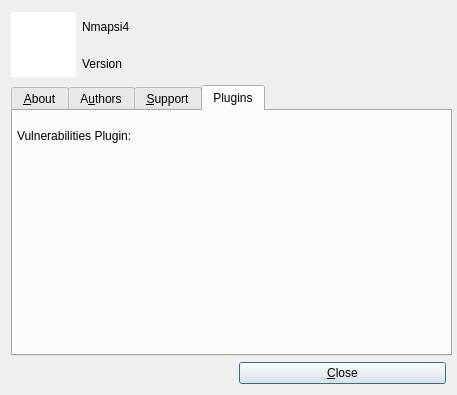
Before: the Qt Designer form lib/about/about.ui in nmapsi4/nmapsi4, drawn with Qt 5.
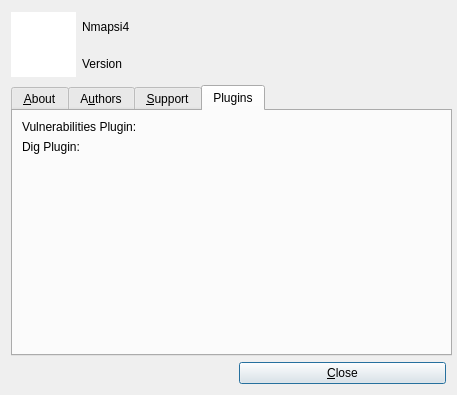
After: the same form once the commit is applied. The open tabs and pages were chosen to show the change. Icons and pictures are not drawn.

Commit message: * code++ * update translations * update about info

```diff
--- a/lib/about/about.ui
+++ b/lib/about/about.ui
@@ -253,19 +253,35 @@
       <attribute name="title">
        <string>Plugins</string>
       </attribute>
-      <widget class="QLabel" name="labelVuln">
-       <property name="geometry">
-        <rect>
-         <x>4</x>
-         <y>4</y>
-         <width>431</width>
-         <height>41</height>
-        </rect>
-       </property>
-       <property name="text">
-        <string>Vulnerabilities Plugin: </string>
-       </property>
-      </widget>
+      <layout class="QVBoxLayout" name="verticalLayout_3">
+       <item>
+        <widget class="QLabel" name="labelVuln">
+         <property name="text">
+          <string>Vulnerabilities Plugin: </string>
+         </property>
+        </widget>
+       </item>
+       <item>
+        <widget class="QLabel" name="labelDig">
+         <property name="text">
+          <string>Dig Plugin: </string>
+         </property>
+        </widget>
+       </item>
+       <item>
+        <spacer name="verticalSpacer_3">
+         <property name="orientation">
+          <enum>Qt::Vertical</enum>
+         </property>
+         <property name="sizeHint" stdset="0">
+          <size>
+           <width>20</width>
+           <height>40</height>
+          </size>
+         </property>
+        </spacer>
+       </item>
+      </layout>
      </widget>
     </widget>
    </item>
```
Left out of the diff: 41 changed lines with no effect on the pictures. The commit also changes 17 other files.
